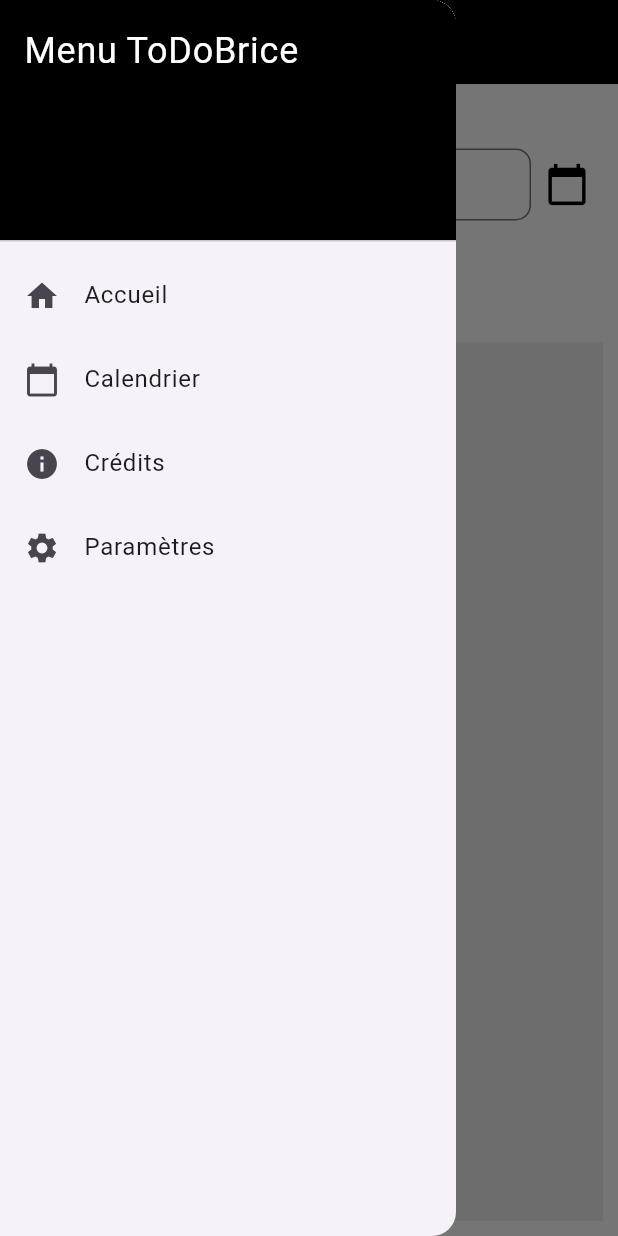
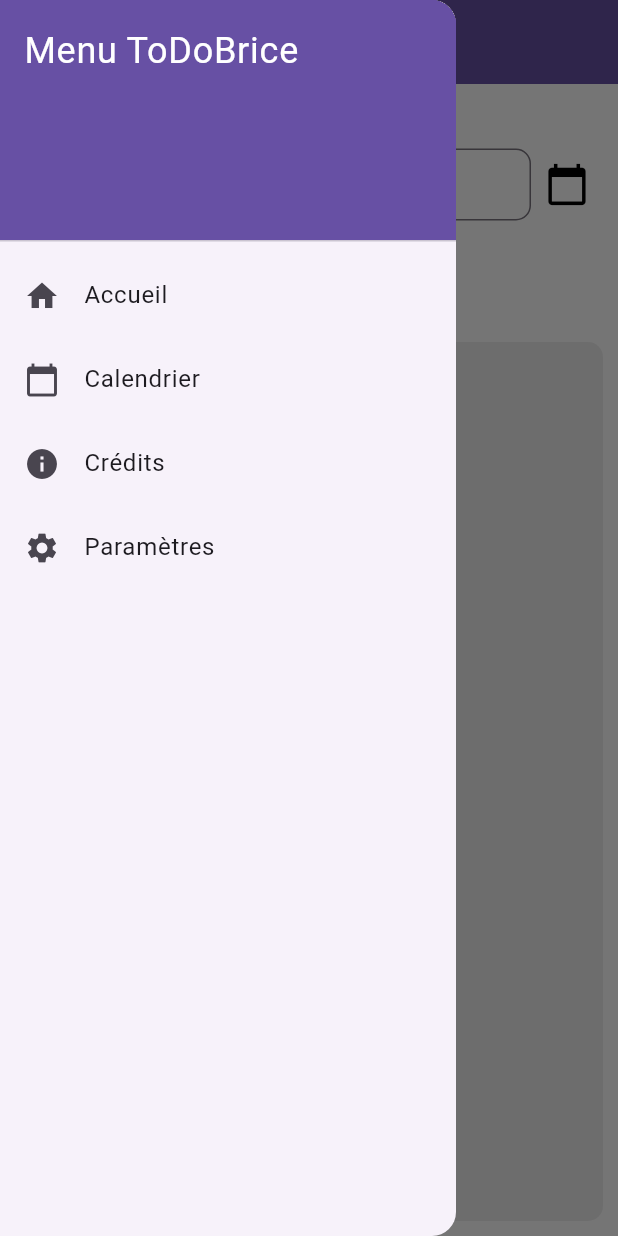
Before and after one commit to YoanPOUX/todoBrice, a Flutter app: the screen it shows after launch, with the side drawer open, on a phone screen of 412 x 824 dp. Run offline on Flutter 3.47's test engine with Material 3 defaults, Android fonts, the phone set to English and light mode, and no system bars; our stand-ins replace shared_preferences, sqflite; accounts and stored records are empty.

Commit message:
update graphique et couleurs (UI)

```diff
--- a/lib/Calendrier.dart
+++ b/lib/Calendrier.dart
@@ -82,7 +82,7 @@ class _PageCalendrierState extends State<PageCalendrier> {
     return Scaffold(
       appBar: AppBar(
         title: Text('Calendrier', style: TextStyle(color: Colors.white)),
-        backgroundColor: Colors.black,
+        backgroundColor: Theme.of(context).primaryColor,
         elevation: 0,
         iconTheme: IconThemeData(color: Colors.white),
       ),
--- a/lib/Crédits.dart
+++ b/lib/Crédits.dart
@@ -8,10 +8,10 @@ class CreditsPage extends StatelessWidget {
 
     return Scaffold(
       appBar: AppBar(
-        title: Text('Crédits', style: TextStyle(color: Theme.of(context).primaryColorLight)),
+        title: Text('Crédits', style: TextStyle(color: Colors.white)),
         backgroundColor: Theme.of(context).primaryColor,
         elevation: 0,
-        iconTheme: IconThemeData(color: Theme.of(context).primaryColorLight),
+        iconTheme: IconThemeData(color: Colors.white),
       ),
       body: Container(
         decoration: BoxDecoration(
--- a/lib/main.dart
+++ b/lib/main.dart
@@ -164,7 +164,7 @@ class _ToDoScreenState extends State<ToDoScreen> {
       backgroundColor: isDarkTheme ? Colors.grey[900] : Colors.white,
       appBar: AppBar(
         title: Text('ToDoBrice', style: TextStyle(color: Colors.white)),
-        backgroundColor: Colors.black,
+        backgroundColor: Theme.of(context).primaryColor,
         elevation: 0,
         iconTheme: IconThemeData(color: Colors.white),
       ),
@@ -173,7 +173,7 @@ class _ToDoScreenState extends State<ToDoScreen> {
           padding: EdgeInsets.zero,
           children: [
             DrawerHeader(
-              decoration: BoxDecoration(color: Colors.black),
+              decoration: BoxDecoration(color: Theme.of(context).primaryColor),
               child: Text(
                 "Menu ToDoBrice",
                 style: TextStyle(color: Colors.white, fontSize: 24),
@@ -231,7 +231,10 @@ class _ToDoScreenState extends State<ToDoScreen> {
             child: Container(
               margin: EdgeInsets.all(10),
               padding: EdgeInsets.all(10),
-              color: isDarkTheme ? Colors.grey[800] : Colors.grey[200],
+              decoration: BoxDecoration(
+                color: isDarkTheme ? Colors.grey[800] : Colors.grey[200],
+                borderRadius: BorderRadius.circular(10), // Ajout du border radius
+              ),
               child: ListView.builder(
                 itemCount: taskList.length,
                 itemBuilder: (context, index) {
@@ -338,7 +341,7 @@ class ToDoHeader extends StatelessWidget {
               style: TextStyle(fontSize: 14, color: isDarkTheme ? Colors.white : Colors.grey),
             ),
           IconButton(
-            icon: Icon(Icons.add_circle, size: 40, color: Colors.purple),
+            icon: Icon(Icons.add_circle, size: 40, color: isDarkTheme ? Colors.white : Theme.of(context).primaryColor),
             onPressed: addTask,
           ),
         ],
--- a/lib/settings.dart
+++ b/lib/settings.dart
@@ -59,7 +59,7 @@ class _SettingsPageState extends State<SettingsPage> {
       backgroundColor: isDarkThemeApplied ? Colors.grey[900] : Colors.white, // Fond adapté au thème
       appBar: AppBar(
         title: Text('Paramètres', style: TextStyle(color: Colors.white)),
-        backgroundColor: Colors.black,
+        backgroundColor: Theme.of(context).primaryColor,
         elevation: 4, // Ajout d'une légère ombre pour plus de profondeur
         iconTheme: IconThemeData(color: Colors.white),
       ),
```
